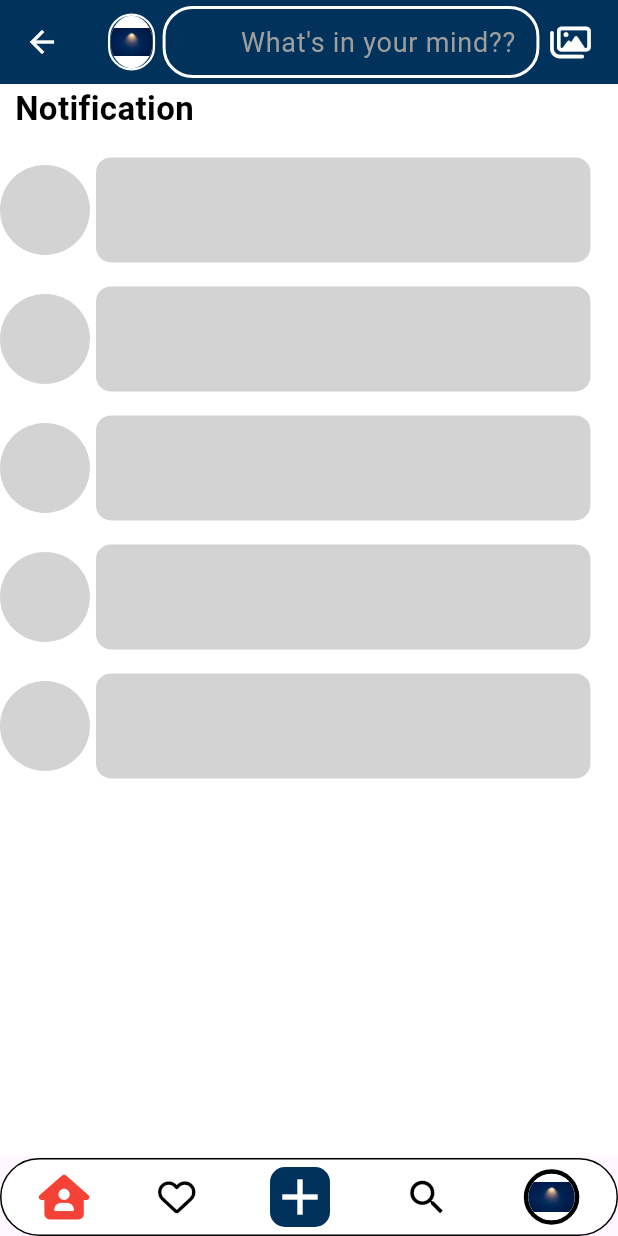
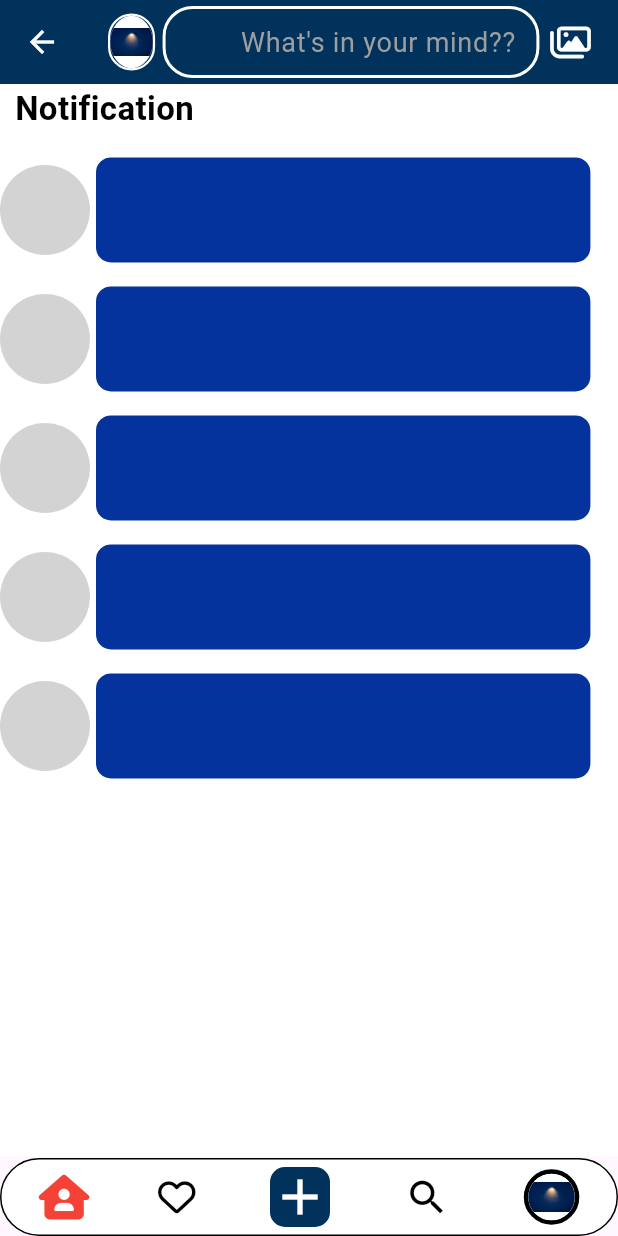
Before and after one commit to munish1998/Infor_profile_project, a Flutter app: the HomeView screen opened by its route, swiped to page 2, on a phone screen of 412 x 824 dp. Run offline on Flutter 3.47's test engine with Material 3 defaults, Android fonts, the phone set to English and light mode, and no system bars; drawn by our look-alikes of cached_network_image; our stand-ins replace dots_indicator, firebase_core, firebase_messaging, flutter_otp_text_field, flutter_svg, font_awesome_flutter and 4 more; missing offline and left inert: dart:html; accounts and stored records are empty; network calls fail.

Commit message:
first commit

```diff
--- a/lib/components/loading_tile.dart
+++ b/lib/components/loading_tile.dart
@@ -11,22 +11,29 @@ class LoadingWidgetTile extends StatelessWidget {
   Widget build(BuildContext context) {
     return Column(
       children: [
-        ...List.generate(count, (index) => Padding(
+        ...List.generate(
+          count,
+          (index) => Padding(
             padding: const EdgeInsets.symmetric(vertical: 8.0),
             child: Row(
               children: [
-              const CircleAvatar(radius: 30,backgroundColor: AppColors.greyShade,),
+                const CircleAvatar(
+                  radius: 30,
+                  backgroundColor: AppColors.greyShade,
+                ),
                 sizedBox(wid: 4),
                 Container(
-                width: width ?? getFullWidth(context)*.8,
+                  width: width ?? getFullWidth(context) * .8,
                   height: 70,
                   decoration: BoxDecoration(
                       borderRadius: BorderRadius.circular(10),
-                    color: AppColors.greyShade
-                ),)
+                      //color: AppColors.greyShade
+                      color: AppColors.blue),
+                )
               ],
             ),
-        ),)
+          ),
+        )
       ],
     );
   }
```
Lines whose indentation alone changed are shown as unchanged.
